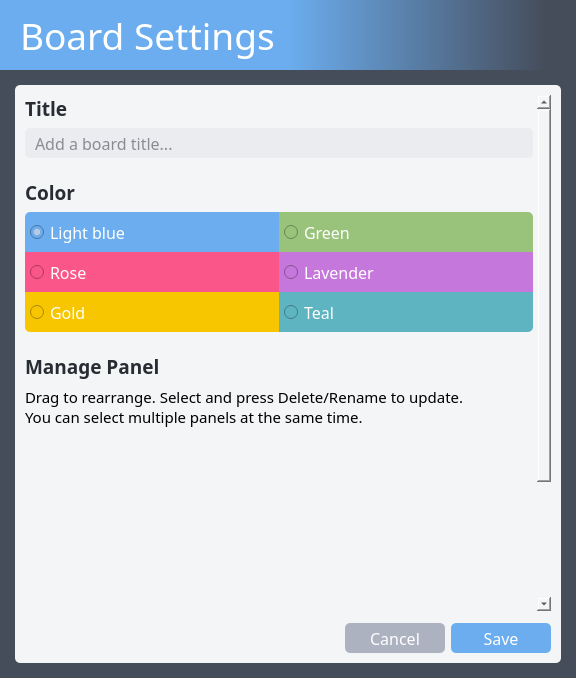
Qt form src/eisenban/ui/board_settings.ui (clockworksspheres/eisenban) before a commit.
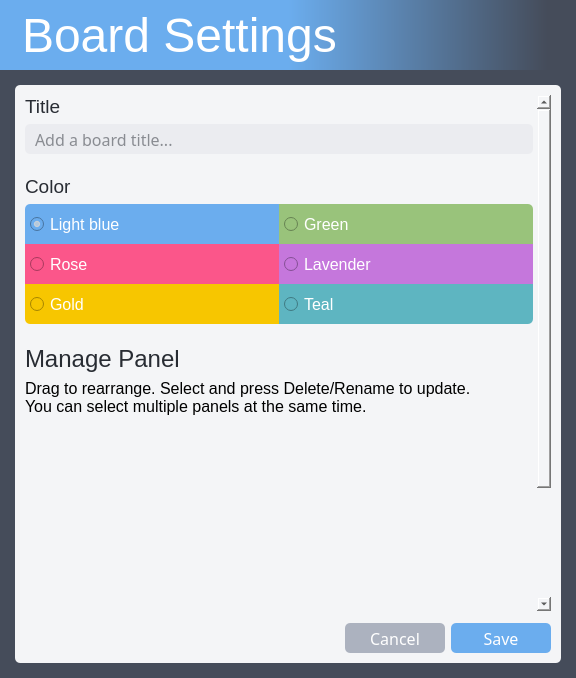
The same form after that commit. Icons and pictures are not drawn.

Diff of the .ui file:
```diff
--- a/src/eisenban/ui/board_settings.ui
+++ b/src/eisenban/ui/board_settings.ui
@@ -65,8 +65,8 @@
       </property>
       <property name="font">
        <font>
-        <family>Torus Pro</family>
-        <pointsize>28</pointsize>
+        <family>Arimo</family>
+        <pointsize>36</pointsize>
        </font>
       </property>
       <property name="styleSheet">
@@ -195,9 +195,9 @@
              <property name="geometry">
               <rect>
                <x>0</x>
-               <y>0</y>
+               <y>-141</y>
                <width>516</width>
-               <height>673</height>
+               <height>655</height>
               </rect>
              </property>
              <layout class="QVBoxLayout" name="verticalLayout_4">
@@ -227,9 +227,9 @@
                    <widget class="QLabel" name="label_title">
                     <property name="font">
                      <font>
-                      <family>Torus Pro</family>
+                      <family>Arimo</family>
                       <pointsize>14</pointsize>
-                      <bold>true</bold>
+                      <bold>false</bold>
                      </font>
                     </property>
                     <property name="styleSheet">
@@ -303,9 +303,9 @@
                    <widget class="QLabel" name="label_color">
                     <property name="font">
                      <font>
-                      <family>Torus Pro</family>
+                      <family>Arimo</family>
                       <pointsize>14</pointsize>
-                      <bold>true</bold>
+                      <bold>false</bold>
                      </font>
                     </property>
                     <property name="styleSheet">
@@ -339,7 +339,7 @@
                         </property>
                         <property name="font">
                          <font>
-                          <family>Torus Pro</family>
+                          <family>Arimo</family>
                           <pointsize>12</pointsize>
                          </font>
                         </property>
@@ -386,7 +386,7 @@
                         </property>
                         <property name="font">
                          <font>
-                          <family>Torus Pro</family>
+                          <family>Arimo</family>
                           <pointsize>12</pointsize>
                          </font>
                         </property>
@@ -427,7 +427,7 @@
                         </property>
                         <property name="font">
                          <font>
-                          <family>Torus Pro</family>
+                          <family>Arimo</family>
                           <pointsize>12</pointsize>
                          </font>
                         </property>
@@ -478,7 +478,7 @@
                         </property>
                         <property name="font">
                          <font>
-                          <family>Torus Pro</family>
+                          <family>Arimo</family>
                           <pointsize>12</pointsize>
                          </font>
                         </property>
@@ -522,7 +522,7 @@
                         </property>
                         <property name="font">
                          <font>
-                          <family>Torus Pro</family>
+                          <family>Arimo</family>
                           <pointsize>12</pointsize>
                          </font>
                         </property>
@@ -563,7 +563,7 @@
                         </property>
                         <property name="font">
                          <font>
-                          <family>Torus Pro</family>
+                          <family>Arimo</family>
                           <pointsize>12</pointsize>
                          </font>
                         </property>
@@ -621,9 +621,9 @@
                    <widget class="QLabel" name="label_manage_panel">
                     <property name="font">
                      <font>
-                      <family>Torus Pro</family>
-                      <pointsize>14</pointsize>
-                      <bold>true</bold>
+                      <family>Arimo</family>
+                      <pointsize>18</pointsize>
+                      <bold>false</bold>
                      </font>
                     </property>
                     <property name="styleSheet">
@@ -641,8 +641,8 @@
                    <widget class="QLabel" name="label_manage_panel_desc">
                     <property name="font">
                      <font>
-                      <family>Torus Pro</family>
-                      <pointsize>11</pointsize>
+                      <family>Arimo</family>
+                      <pointsize>12</pointsize>
                      </font>
                     </property>
                     <property name="text">
@@ -664,9 +664,9 @@
                     </property>
                     <property name="font">
                      <font>
-                      <family>Torus Pro</family>
-                      <pointsize>12</pointsize>
-                      <bold>true</bold>
+                      <family>Arimo</family>
+                      <pointsize>13</pointsize>
+                      <bold>false</bold>
                      </font>
                     </property>
                     <property name="focusPolicy">
```
Left out of the diff: 6 changed lines with no effect on the pictures.
